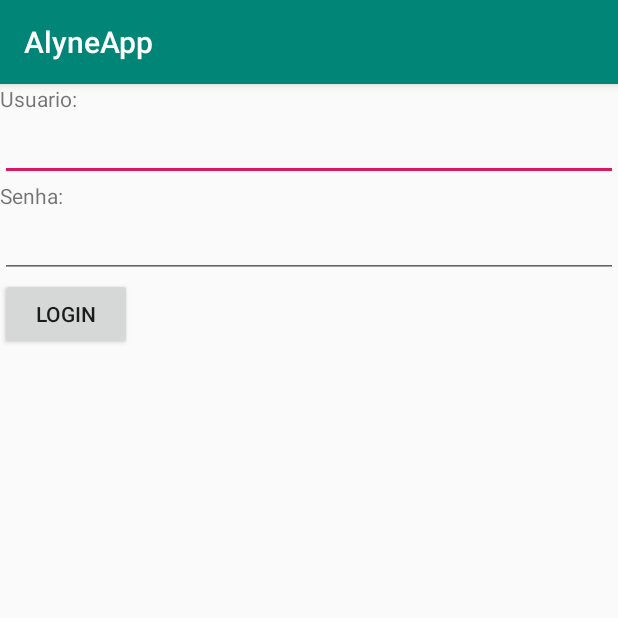
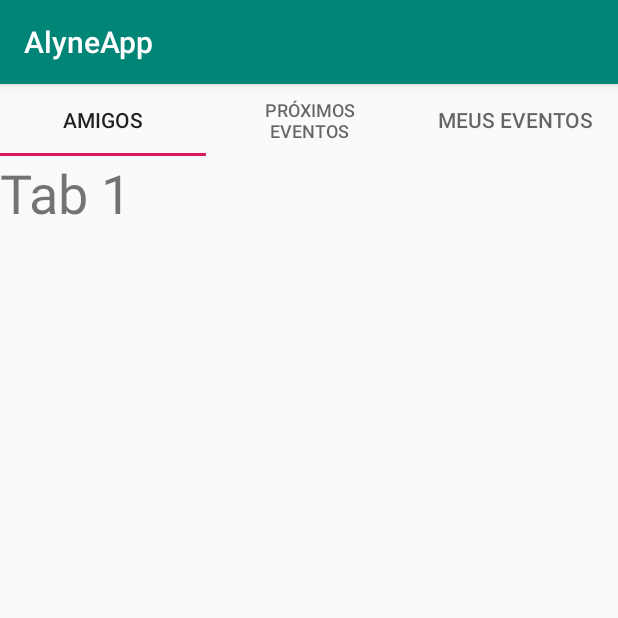
Before and after one commit to viniciusEdXavier/Alyne, an Android app: the screen it shows after launch (MainActivity), after a tap on "LOGIN", on a phone screen of 412 x 824 dp, the top half of it. Run offline under Robolectric (Android 15) with nearby library versions, the phone set to English and light mode, and no system bars.

Commit message:
tab-layout

```diff
--- a/AlyneApp/app/build.gradle
+++ b/AlyneApp/app/build.gradle
@@ -29,4 +29,5 @@ dependencies {
     testImplementation 'junit:junit:4.12'
     androidTestImplementation 'androidx.test:runner:1.2.0'
     androidTestImplementation 'androidx.test.espresso:espresso-core:3.2.0'
+    implementation 'com.android.support:design:29.1.1'
 }
--- /dev/null
+++ b/AlyneApp/app/src/main/java/br/com/tnhg/alyneapp/AmigosFragment.java
@@ -0,0 +1,19 @@
+package br.com.tnhg.alyneapp;
+
+import android.os.Bundle;
+import android.view.LayoutInflater;
+import android.view.View;
+import android.view.ViewGroup;
+
+import androidx.fragment.app.Fragment;
+
+public class AmigosFragment extends Fragment {
+    @Override
+    public void onCreate(Bundle savedInstanceState) {
+        super.onCreate(savedInstanceState);
+    }
+    @Override
+    public View onCreateView(LayoutInflater inflater, ViewGroup container, Bundle savedInstanceState) {
+        return inflater.inflate(R.layout.data_layout, container, false);
+    }
+}
--- /dev/null
+++ b/AlyneApp/app/src/main/java/br/com/tnhg/alyneapp/DataFragment.java
@@ -0,0 +1,19 @@
+package br.com.tnhg.alyneapp;
+
+import android.os.Bundle;
+import android.view.LayoutInflater;
+import android.view.View;
+import android.view.ViewGroup;
+
+import androidx.fragment.app.Fragment;
+
+public class DataFragment extends Fragment {
+    @Override
+    public void onCreate(Bundle savedInstanceState) {
+        super.onCreate(savedInstanceState);
+    }
+    @Override
+    public View onCreateView(LayoutInflater inflater, ViewGroup container, Bundle savedInstanceState) {
+        return inflater.inflate(R.layout.data_layout, container, false);
+    }
+}
--- /dev/null
+++ b/AlyneApp/app/src/main/java/br/com/tnhg/alyneapp/EventosFragment.java
@@ -0,0 +1,19 @@
+package br.com.tnhg.alyneapp;
+
+import android.os.Bundle;
+import android.view.LayoutInflater;
+import android.view.View;
+import android.view.ViewGroup;
+
+import androidx.fragment.app.Fragment;
+
+public class EventosFragment extends Fragment {
+    @Override
+    public void onCreate(Bundle savedInstanceState) {
+        super.onCreate(savedInstanceState);
+    }
+    @Override
+    public View onCreateView(LayoutInflater inflater, ViewGroup container, Bundle savedInstanceState) {
+        return inflater.inflate(R.layout.data_layout, container, false);
+    }
+}
--- /dev/null
+++ b/AlyneApp/app/src/main/java/br/com/tnhg/alyneapp/LoginActivity.java
@@ -0,0 +1,62 @@
+package br.com.tnhg.alyneapp;
+
+import androidx.appcompat.app.AppCompatActivity;
+import androidx.core.app.ActivityCompat;
+import androidx.core.content.ContextCompat;
+
+import android.Manifest;
+import android.content.Intent;
+import android.content.pm.PackageManager;
+import android.os.Bundle;
+import android.view.View;
+
+import retrofit2.Retrofit;
+import retrofit2.converter.gson.GsonConverterFactory;
+
+public class LoginActivity extends AppCompatActivity {
+
+    Retrofit retrofit;
+    @Override
+    protected void onCreate(Bundle savedInstanceState) {
+        super.onCreate(savedInstanceState);
+
+        setContentView(R.layout.activity_login);
+        if (ContextCompat.checkSelfPermission(this, Manifest.permission.INTERNET) != PackageManager.PERMISSION_GRANTED)
+        {
+            ActivityCompat.requestPermissions(this, new String[]{(Manifest.permission.INTERNET)},1 );
+        }
+        if (ContextCompat.checkSelfPermission(this, Manifest.permission.ACCESS_NETWORK_STATE) != PackageManager.PERMISSION_GRANTED)
+        {
+            ActivityCompat.requestPermissions(this, new String[]{(Manifest.permission.ACCESS_NETWORK_STATE)},2 );
+        }
+        retrofit = new Retrofit.Builder()
+                .baseUrl("http://10.20.23.23:3001/")
+                .addConverterFactory(GsonConverterFactory.create())
+                .build();
+    }
+
+    public void login(View view) {
+        Intent myIntent = new Intent(this, MainActivity.class);
+//        myIntent.putExtra("key", value); //Optional parameters
+        startActivity(myIntent);
+//        EditText userEdt = findViewById(R.id.edtUsuario);
+//        EditText passEdt = findViewById(R.id.edtSenha);
+//        final LoginActivity mainActivity = this;
+//        String user = userEdt.getText().toString();
+//        String pass = passEdt.getText().toString();
+//        EndpointInterface api = retrofit.create(EndpointInterface.class);
+//        api.getResponse().enqueue(new Callback<Response>() {
+//            @Override
+//            public void onResponse(Call<Response> call, retrofit2.Response<Response> response) {
+//                Log.d("tag", "DEUBOM");
+//                Toast.makeText(mainActivity, response.body().getSucesso(), Toast.LENGTH_SHORT).show();
+//            }
+//
+//            @Override
+//            public void onFailure(Call<Response> call, Throwable t) {
+//                Log.d("tag", "FALHA CATASTRÓFICA");
+//                Log.d("tag", t.getMessage());
+//            }
+//        });
+    }
+}
--- a/AlyneApp/app/src/main/java/br/com/tnhg/alyneapp/MainActivity.java
+++ b/AlyneApp/app/src/main/java/br/com/tnhg/alyneapp/MainActivity.java
@@ -1,63 +1,51 @@
 package br.com.tnhg.alyneapp;
 
+import android.os.Bundle;
+import android.widget.TabHost;
+
 import androidx.appcompat.app.AppCompatActivity;
-import androidx.core.app.ActivityCompat;
-import androidx.core.content.ContextCompat;
+import androidx.viewpager.widget.ViewPager;
 
-import android.Manifest;
-import android.content.pm.PackageManager;
-import android.os.Bundle;
-import android.util.Log;
-import android.view.View;
-import android.widget.EditText;
-import android.widget.Toast;
-
-import retrofit2.Call;
-import retrofit2.Callback;
-import retrofit2.Retrofit;
-import retrofit2.converter.gson.GsonConverterFactory;
+import com.google.android.material.tabs.TabLayout;
 
 public class MainActivity extends AppCompatActivity {
 
-    Retrofit retrofit;
+    private TabHost tabHost;
+
+    private TabLayout tabLayout;
+    private ViewPager viewPager;
+    private ViewPagerAdapter viewPagerAdapter;
+
     @Override
     protected void onCreate(Bundle savedInstanceState) {
         super.onCreate(savedInstanceState);
+        setContentView(R.layout.activity_main);
 
-        setContentView(R.layout.activity_main);
-        if (ContextCompat.checkSelfPermission(this, Manifest.permission.INTERNET) != PackageManager.PERMISSION_GRANTED)
-        {
-            ActivityCompat.requestPermissions(this, new String[]{(Manifest.permission.INTERNET)},1 );
-        }
-        if (ContextCompat.checkSelfPermission(this, Manifest.permission.ACCESS_NETWORK_STATE) != PackageManager.PERMISSION_GRANTED)
-        {
-            ActivityCompat.requestPermissions(this, new String[]{(Manifest.permission.ACCESS_NETWORK_STATE)},2 );
-        }
-        retrofit = new Retrofit.Builder()
-                .baseUrl("http://10.20.23.23:3001/")
-                .addConverterFactory(GsonConverterFactory.create())
-                .build();
-    }
+        tabLayout = (TabLayout)findViewById(R.id.tab_layout);
+        viewPager = (ViewPager)findViewById(R.id.pager);
 
-    public void login(View view) {
-        EditText userEdt = findViewById(R.id.edtUsuario);
-        EditText passEdt = findViewById(R.id.edtSenha);
-        final MainActivity mainActivity = this;
-        String user = userEdt.getText().toString();
-        String pass = passEdt.getText().toString();
-        EndpointInterface api = retrofit.create(EndpointInterface.class);
-        api.getResponse().enqueue(new Callback<Response>() {
-            @Override
-            public void onResponse(Call<Response> call, retrofit2.Response<Response> response) {
-                Log.d("tag", "DEUBOM");
-                Toast.makeText(mainActivity, response.body().getSucesso(), Toast.LENGTH_SHORT).show();
-            }
+        viewPagerAdapter = new ViewPagerAdapter(getSupportFragmentManager());
+        viewPagerAdapter.addFragment(new AmigosFragment(), getString(R.string.amigos));
+        viewPagerAdapter.addFragment(new DataFragment(), getString(R.string.proximos_eventos));
+        viewPagerAdapter.addFragment(new EventosFragment(), getString(R.string.meus_eventos));
+        viewPager.setAdapter(viewPagerAdapter);
 
-            @Override
-            public void onFailure(Call<Response> call, Throwable t) {
-                Log.d("tag", "FALHA CATASTRÓFICA");
-                Log.d("tag", t.getMessage());
-            }
-        });
+
+
+        final TabLayout.Tab amigosTab = tabLayout.newTab();
+        final TabLayout.Tab proximosTab = tabLayout.newTab();
+        final TabLayout.Tab meusTab = tabLayout.newTab();
+
+        amigosTab.setText(getString(R.string.amigos));
+        proximosTab.setText( getString(R.string.proximos_eventos));
+        meusTab.setText(getString(R.string.meus_eventos));
+
+        tabLayout.addTab(meusTab,0);
+        tabLayout.addTab(amigosTab,1);
+        tabLayout.addTab(proximosTab,2);
+
+        tabLayout.setupWithViewPager(viewPager);
+        viewPager.addOnPageChangeListener(new TabLayout.TabLayoutOnPageChangeListener(tabLayout));
+
     }
 }
--- /dev/null
+++ b/AlyneApp/app/src/main/java/br/com/tnhg/alyneapp/ViewPagerAdapter.java
@@ -0,0 +1,39 @@
+package br.com.tnhg.alyneapp;
+
+
+import androidx.fragment.app.Fragment;
+import androidx.fragment.app.FragmentManager;
+import androidx.fragment.app.FragmentPagerAdapter;
+
+import java.util.ArrayList;
+import java.util.List;
+
+public class ViewPagerAdapter extends FragmentPagerAdapter {
+
+    private List<String> fragmentTitleList = new ArrayList<String>();
+    private List<Fragment> fragmentList = new ArrayList<Fragment>();
+
+    public ViewPagerAdapter(FragmentManager fm) {
+        super(fm, BEHAVIOR_RESUME_ONLY_CURRENT_FRAGMENT);
+    }
+
+    @Override
+    public Fragment getItem(int position) {
+        return fragmentList.get(position);
+    }
+
+    @Override
+    public int getCount() {
+        return fragmentList.size();
+    }
+
+    @Override
+    public CharSequence getPageTitle(int position) {
+        return fragmentTitleList.get(position);
+    }
+
+    public void addFragment(Fragment fragment, String title){
+        fragmentList.add(fragment);
+        fragmentTitleList.add(title);
+    }
+}
--- /dev/null
+++ b/AlyneApp/app/src/main/res/layout/activity_login.xml
@@ -0,0 +1,26 @@
+<LinearLayout android:layout_height="match_parent" android:layout_width="match_parent" android:orientation="vertical"
+    xmlns:android="http://schemas.android.com/apk/res/android">
+    <TextView
+        android:layout_width="wrap_content"
+        android:layout_height="wrap_content"
+        android:text="@string/usuario"/>
+    <EditText
+        android:layout_width="match_parent"
+        android:layout_height="wrap_content"
+        android:id="@+id/edtUsuario"/>
+    <TextView
+        android:layout_width="wrap_content"
+        android:layout_height="wrap_content"
+        android:text="@string/senha"/>
+    <EditText
+        android:layout_width="match_parent"
+        android:layout_height="wrap_content"
+        android:id="@+id/edtSenha"
+        android:inputType="textPassword"/>
+    <Button
+        android:layout_width="wrap_content"
+        android:layout_height="wrap_content"
+        android:text="@string/login"
+        android:onClick="login"/>
+
+</LinearLayout>
--- a/AlyneApp/app/src/main/res/layout/activity_main.xml
+++ b/AlyneApp/app/src/main/res/layout/activity_main.xml
@@ -1,26 +1,15 @@
-<LinearLayout android:layout_height="match_parent" android:layout_width="match_parent" android:orientation="vertical"
+<LinearLayout android:layout_width="match_parent" android:layout_height="match_parent" android:orientation="vertical    "
     xmlns:android="http://schemas.android.com/apk/res/android">
-    <TextView
-        android:layout_width="wrap_content"
-        android:layout_height="wrap_content"
-        android:text="@string/usuario"/>
-    <EditText
+    <androidx.viewpager.widget.ViewPager
+        xmlns:android="http://schemas.android.com/apk/res/android"
+        android:id="@+id/pager"
         android:layout_width="match_parent"
-        android:layout_height="wrap_content"
-        android:id="@+id/edtUsuario"/>
-    <TextView
-        android:layout_width="wrap_content"
-        android:layout_height="wrap_content"
-        android:text="@string/senha"/>
-    <EditText
-        android:layout_width="match_parent"
-        android:layout_height="wrap_content"
-        android:id="@+id/edtSenha"
-        android:inputType="textPassword"/>
-    <Button
-        android:layout_width="wrap_content"
-        android:layout_height="wrap_content"
-        android:text="@string/login"
-        android:onClick="login"/>
+        android:layout_height="match_parent">
 
+        <com.google.android.material.tabs.TabLayout
+            android:id="@+id/tab_layout"
+            android:layout_width="match_parent"
+            android:layout_height="wrap_content" />
+
+    </androidx.viewpager.widget.ViewPager>
 </LinearLayout>
--- /dev/null
+++ b/AlyneApp/app/src/main/res/layout/data_layout.xml
@@ -0,0 +1,13 @@
+<?xml version="1.0" encoding="utf-8"?>
+<LinearLayout xmlns:android="http://schemas.android.com/apk/res/android"
+    android:orientation="vertical" android:layout_width="match_parent"
+    android:layout_height="match_parent">
+
+
+    <TextView
+        android:layout_width="wrap_content"
+        android:layout_height="wrap_content"
+        android:layout_centerInParent="true"
+        android:text="Tab 1"
+        android:textSize="36sp" />
+</LinearLayout>
--- a/AlyneApp/app/src/main/res/values/strings.xml
+++ b/AlyneApp/app/src/main/res/values/strings.xml
@@ -3,4 +3,7 @@
     <string name="usuario">Usuario:</string>
     <string name="senha">Senha:</string>
     <string name="login">LOGIN</string>
+    <string name="amigos">Amigos</string>
+    <string name="proximos_eventos">Próximos Eventos</string>
+    <string name="meus_eventos">Meus Eventos</string>
 </resources>
```
Also changed, not shown: AlyneApp/app/src/main/AndroidManifest.xml (+6 -3 lines), 73 other files.
